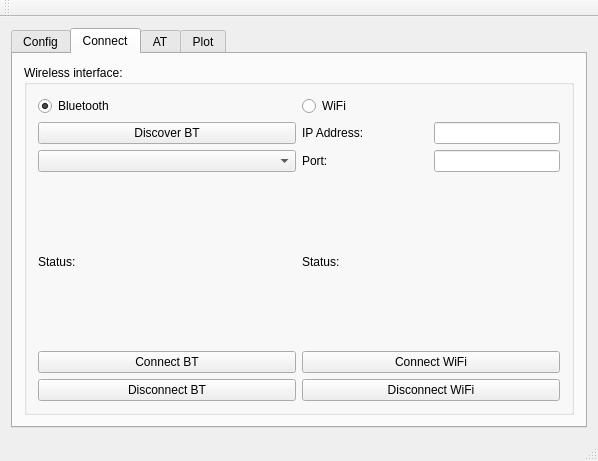
Above: logger/logger/mainwindow.ui from saul-rodriguez/Qt before the change. Below: the same form after it.
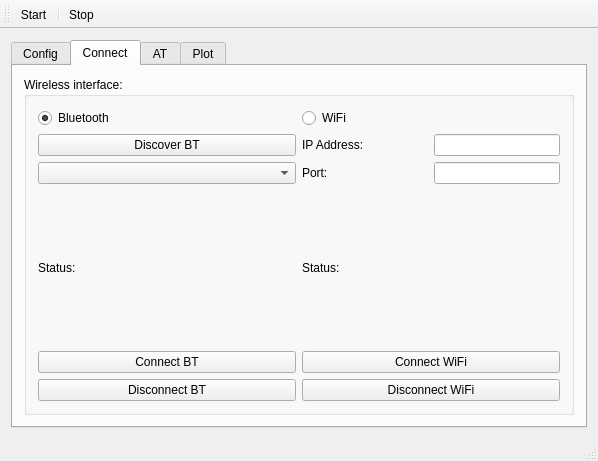
That is the form after the change. Icons and pictures are not drawn.

```diff
--- a/logger/logger/mainwindow.ui
+++ b/logger/logger/mainwindow.ui
@@ -252,8 +252,29 @@
    <attribute name="toolBarBreak">
     <bool>false</bool>
    </attribute>
+   <addaction name="actionStart"/>
+   <addaction name="separator"/>
+   <addaction name="actionStop"/>
   </widget>
   <widget class="QStatusBar" name="statusBar"/>
+  <action name="actionStart">
+   <property name="icon">
+    <iconset resource="images.qrc">
+     <normaloff>:/images/images/Button-Play-icon.png</normaloff>:/images/images/Button-Play-icon.png</iconset>
+   </property>
+   <property name="text">
+    <string>Start</string>
+   </property>
+  </action>
+  <action name="actionStop">
+   <property name="icon">
+    <iconset resource="images.qrc">
+     <normaloff>:/images/images/Stop-icon.png</normaloff>:/images/images/Stop-icon.png</iconset>
+   </property>
+   <property name="text">
+    <string>Stop</string>
+   </property>
+  </action>
  </widget>
  <layoutdefault spacing="6" margin="11"/>
  <tabstops>
```
Left out of the diff: 6 changed lines with no effect on the pictures.
